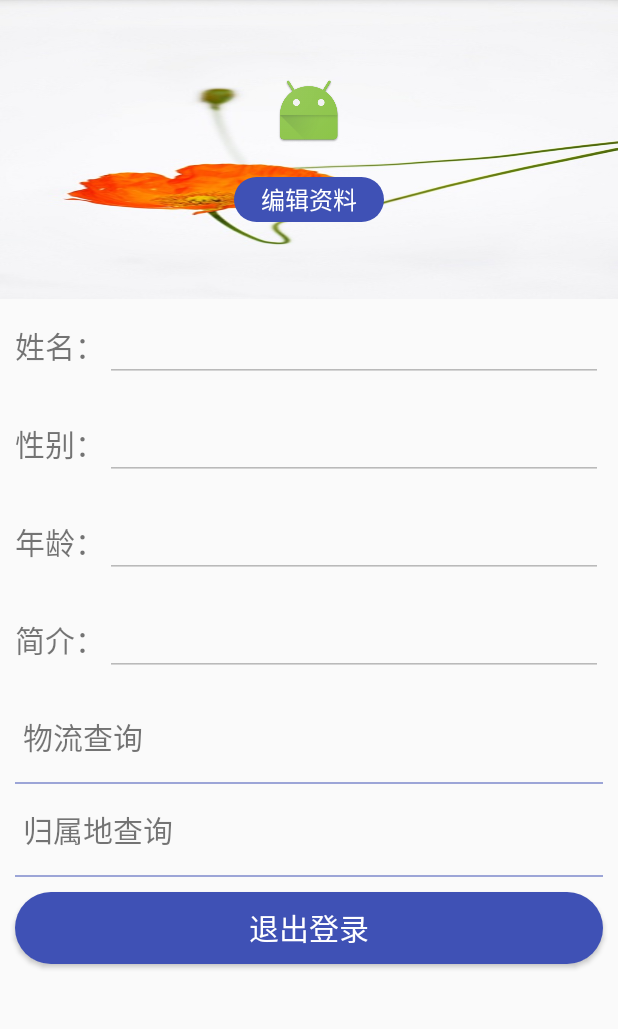
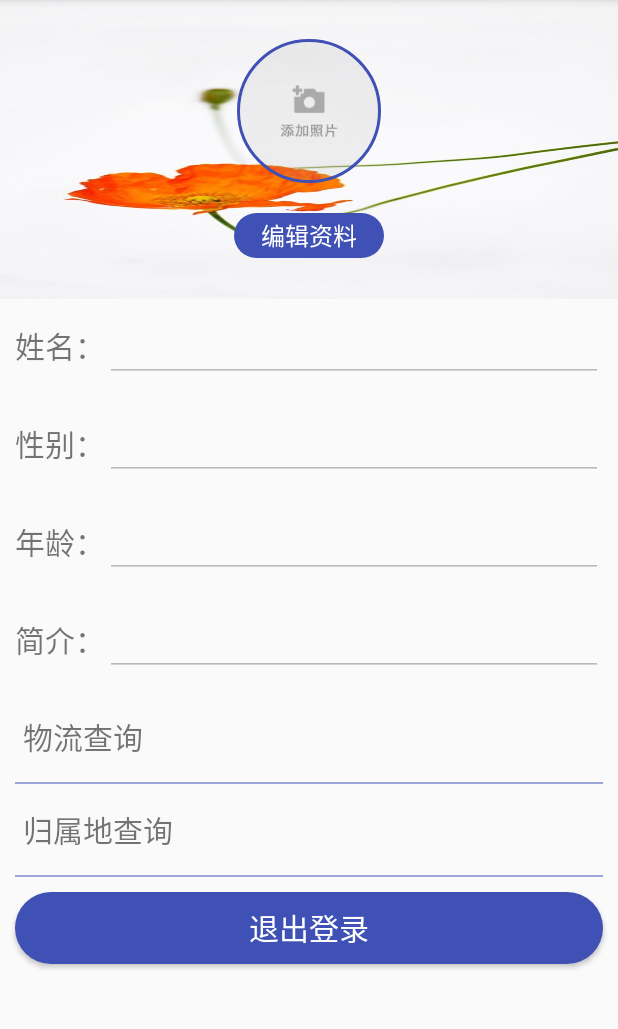
Before and after one commit to yichengyang/SmartBulter, an Android app: the fragment UserFragment shown on its own in the app's theme, on a phone screen of 412 x 824 dp, the part 85-1114 px from its top. Run offline under Robolectric (Android 15) with nearby library versions, the phone set to English and light mode, and no system bars; our stand-ins replace CircleImageView; libraries missing offline, so code that uses them is left out: cn.bmob.v3; Roboto replaces fonts that are not available here; 5 statements that could not run were skipped.

Commit message:
增加头像编辑功能

```diff
--- a/app/build.gradle
+++ b/app/build.gradle
@@ -38,6 +38,8 @@ dependencies {
     compile 'com.tencent.bugly:nativecrashreport:latest.release'
     //Bomb
     compile 'cn.bmob.android:bmob-sdk:3.5.5'
+    //CircleImageView
+    compile 'de.hdodenhof:circleimageview:2.1.0'
 
 
 }
--- a/app/src/main/java/com/example/fiver/smart_butler/fragment/UserFragment.java
+++ b/app/src/main/java/com/example/fiver/smart_butler/fragment/UserFragment.java
@@ -9,10 +9,19 @@ package com.example.fiver.smart_butler.fragment;
  */
 
 import android.content.Intent;
+import android.graphics.Bitmap;
+import android.graphics.BitmapFactory;
+import android.graphics.drawable.BitmapDrawable;
+import android.graphics.drawable.Drawable;
+import android.net.Uri;
 import android.os.Bundle;
+import android.os.Environment;
+import android.provider.MediaStore;
 import android.support.annotation.Nullable;
 import android.support.v4.app.Fragment;
 import android.text.TextUtils;
+import android.util.Base64;
+import android.view.Gravity;
 import android.view.LayoutInflater;
 import android.view.View;
 import android.view.ViewGroup;
@@ -24,10 +33,19 @@ import android.widget.Toast;
 import com.example.fiver.smart_butler.R;
 import com.example.fiver.smart_butler.entity.MyUser;
 import com.example.fiver.smart_butler.ui.LoginActivity;
+import com.example.fiver.smart_butler.utils.L;
+import com.example.fiver.smart_butler.utils.ShareUtils;
+import com.example.fiver.smart_butler.utils.UtilTools;
+import com.example.fiver.smart_butler.view.CustomDialog;
+
+import java.io.ByteArrayInputStream;
+import java.io.ByteArrayOutputStream;
+import java.io.File;
 
 import cn.bmob.v3.BmobUser;
 import cn.bmob.v3.exception.BmobException;
 import cn.bmob.v3.listener.UpdateListener;
+import de.hdodenhof.circleimageview.CircleImageView;
 
 public class UserFragment extends Fragment implements View.OnClickListener {
     private Button btn_exit_user;
@@ -37,6 +55,12 @@ public class UserFragment extends Fragment implements View.OnClickListener {
     private EditText et_age;
     private EditText et_desc;
     private Button btn_update_ok;
+    private CircleImageView profile_image;
+    private CustomDialog dialog;
+    //初始化dialog的按钮
+    private Button btn_camera;
+    private Button btn_picture;
+    private Button btn_cancel;
 
     @Nullable
     @Override
@@ -56,8 +80,23 @@ public class UserFragment extends Fragment implements View.OnClickListener {
         et_sex = (EditText) view.findViewById(R.id.et_sex);
         et_age = (EditText) view.findViewById(R.id.et_age);
         et_desc = (EditText) view.findViewById(R.id.et_desc);
-        btn_update_ok = (Button)view.findViewById(R.id.btn_update_ok);
+        btn_update_ok = (Button) view.findViewById(R.id.btn_update_ok);
         btn_update_ok.setOnClickListener(this);
+        profile_image = (CircleImageView) view.findViewById(R.id.profile_image);
+        profile_image.setOnClickListener(this);
+        UtilTools.getImageToShare(getActivity(),profile_image);
+
+        //初始化dialog
+        dialog = new CustomDialog(getActivity(), 0, 0,
+                R.layout.dialog_photo, R.style.pop_anmi_style, Gravity.BOTTOM, 0);
+        //屏幕点击无效
+        dialog.setCancelable(false);
+        btn_camera = (Button) dialog.findViewById(R.id.btn_camera);
+        btn_camera.setOnClickListener(this);
+        btn_picture = (Button) dialog.findViewById(R.id.btn_picture);
+        btn_picture.setOnClickListener(this);
+        btn_cancel = (Button) dialog.findViewById(R.id.btn_cancel);
+        btn_cancel.setOnClickListener(this);
 
         //默认是不可点击的
         setEnabled(false);
@@ -66,12 +105,12 @@ public class UserFragment extends Fragment implements View.OnClickListener {
         MyUser userInfo = BmobUser.getCurrentUser(MyUser.class);
         et_username.setText(userInfo.getUsername());
         et_sex.setText(userInfo.isSex() ? "男" : "女");
-        et_age.setText(userInfo.getAge()+"");
+        et_age.setText(userInfo.getAge() + "");
         et_desc.setText(userInfo.getDesc());
     }
 
     //控制焦点
-    private void setEnabled(boolean is){
+    private void setEnabled(boolean is) {
         et_username.setEnabled(is);
         et_sex.setEnabled(is);
         et_age.setEnabled(is);
@@ -81,6 +120,10 @@ public class UserFragment extends Fragment implements View.OnClickListener {
     @Override
     public void onClick(View v) {
         switch (v.getId()) {
+            //头像编辑
+            case R.id.profile_image:
+                dialog.show();
+                break;
             case R.id.btn_exit_user:
                 //退出登录
                 MyUser.logOut();
@@ -100,21 +143,21 @@ public class UserFragment extends Fragment implements View.OnClickListener {
                 String sex = et_sex.getText().toString();
                 String desc = et_desc.getText().toString();
                 //判断是否为空
-                if(!TextUtils.isEmpty(username)&
-                        !TextUtils.isEmpty(age)&
-                        !TextUtils.isEmpty(sex)){
+                if (!TextUtils.isEmpty(username) &
+                        !TextUtils.isEmpty(age) &
+                        !TextUtils.isEmpty(sex)) {
                     //更新属性
                     MyUser user = new MyUser();
                     user.setUsername(username);
                     user.setAge(Integer.parseInt(age));
-                    if (sex.equals("男")){
+                    if (sex.equals("男")) {
                         user.setSex(true);
-                    }else{
+                    } else {
                         user.setSex(false);
                     }
-                    if (!TextUtils.isEmpty(desc)){
+                    if (!TextUtils.isEmpty(desc)) {
                         user.setDesc(desc);
-                    }else{
+                    } else {
                         user.setDesc("这个人很懒，什么都没留下！！");
                     }
 
@@ -122,21 +165,113 @@ public class UserFragment extends Fragment implements View.OnClickListener {
                     user.update(bmobUser.getObjectId(), new UpdateListener() {
                         @Override
                         public void done(BmobException e) {
-                            if (e==null){
+                            if (e == null) {
                                 setEnabled(false);
                                 btn_update_ok.setVisibility(View.GONE);
-                                Toast.makeText(getActivity(),"更新成功",Toast.LENGTH_SHORT).show();
+                                Toast.makeText(getActivity(), "更新成功", Toast.LENGTH_SHORT).show();
 
-                            }
-                            else{
-                                Toast.makeText(getActivity(),"修改失败",Toast.LENGTH_SHORT).show();
+                            } else {
+                                Toast.makeText(getActivity(), "修改失败", Toast.LENGTH_SHORT).show();
                             }
                         }
                     });
-                }else{
+                } else {
 
                 }
                 break;
+            case R.id.btn_cancel:
+                dialog.dismiss();
+                break;
+            case R.id.btn_camera:
+                toCamera();
+                break;
+            case R.id.btn_picture:
+                toPicture();
+                break;
         }
     }
+    public static final String PHOTO_IMAGE_FILE_NAME = "fileImg.jpg";
+    public static final int CAMERA_REQUEST_CODE = 100;
+    public static final int IMAGE_REQUEST_CODE = 101;
+    public static final int RESULT_REQUEST_CODE = 102;
+    private File tempFile = null;
+    //跳转相机
+    private void toCamera(){
+        Intent intent = new Intent(MediaStore.ACTION_IMAGE_CAPTURE);
+        //判断内存卡是否可用，可用直接存储
+        intent.putExtra(MediaStore.EXTRA_OUTPUT, Uri.fromFile(new File(Environment.getExternalStorageDirectory(),PHOTO_IMAGE_FILE_NAME)));
+        startActivityForResult(intent,CAMERA_REQUEST_CODE);
+        dialog.dismiss();
+
+    }
+    //跳转相册
+    private void toPicture(){
+        Intent intent = new Intent(Intent.ACTION_PICK);
+        intent.setType("image/*");
+        startActivityForResult(intent,IMAGE_REQUEST_CODE);
+        dialog.dismiss();
+
+    }
+
+    @Override
+    public void onActivityResult(int requestCode, int resultCode, Intent data) {
+        if (resultCode!=getActivity().RESULT_CANCELED){
+            switch (requestCode){
+                //相册的数据
+                case IMAGE_REQUEST_CODE:
+                    startPhotoZoom(data.getData());
+                    break;
+                case CAMERA_REQUEST_CODE:
+                    tempFile = new File(Environment.getExternalStorageDirectory(),PHOTO_IMAGE_FILE_NAME);
+                    startPhotoZoom(Uri.fromFile(tempFile));
+                    break;
+                case RESULT_REQUEST_CODE:
+                    if (data!=null){
+                        setImageToView(data);
+                        if (tempFile!=null){
+                            tempFile.delete();
+                        }
+                    }
+
+                    break;
+            }
+        }
+    }
+
+
+    private void startPhotoZoom(Uri uri){
+        if (uri == null){
+            L.e("uri==null");
+            return;
+        }
+        Intent intent = new Intent("com.android.camera.action.CROP");
+        intent.setDataAndType(uri,"image/*");
+        //设置裁减
+        intent.putExtra("crop",true);
+        //设置宽高比例
+        intent.putExtra("aspectX",1);
+        intent.putExtra("aspectY",1);
+        //裁减图片质量
+        intent.putExtra("outputX",320);
+        intent.putExtra("outputY",320);
+        //发送数据
+        intent.putExtra("return-data",true);
+        startActivityForResult(intent,RESULT_REQUEST_CODE);
+    }
+   //设置图片
+    private void setImageToView(Intent data){
+        Bundle bundle = data.getExtras();
+        if (bundle!=null){
+            Bitmap bitmap=bundle.getParcelable("data");
+            profile_image.setImageBitmap(bitmap);
+
+        }
+
+    }
+
+    @Override
+    public void onDestroy() {
+        super.onDestroy();
+        UtilTools.putImageToShare(getContext(),profile_image);
+    }
 }
--- a/app/src/main/java/com/example/fiver/smart_butler/utils/UtilTools.java
+++ b/app/src/main/java/com/example/fiver/smart_butler/utils/UtilTools.java
@@ -9,8 +9,16 @@ package com.example.fiver.smart_butler.utils;
  */
 
 import android.content.Context;
+import android.graphics.Bitmap;
+import android.graphics.BitmapFactory;
 import android.graphics.Typeface;
+import android.graphics.drawable.BitmapDrawable;
+import android.util.Base64;
+import android.widget.ImageView;
 import android.widget.TextView;
+
+import java.io.ByteArrayInputStream;
+import java.io.ByteArrayOutputStream;
 
 public class UtilTools {
     public static void setFont(Context mContext, TextView textView){
@@ -19,4 +27,30 @@ public class UtilTools {
         //tv_splash.setTypeface(fontType);
 
     }
+    //保存图片到ShareUtils
+    public static  void putImageToShare(Context context,ImageView imageView){
+        BitmapDrawable bitmapDrawable = (BitmapDrawable)imageView.getDrawable();
+        Bitmap bitmap = bitmapDrawable.getBitmap();
+        //1.将bitmap压缩成字节数组输出流
+        ByteArrayOutputStream byStream = new ByteArrayOutputStream();
+        bitmap.compress(Bitmap.CompressFormat.PNG,80,byStream);
+        //2.利用Base64将字节数组输出流转化成String
+        byte[] byArray = byStream.toByteArray();
+        String imgString = new String(Base64.encodeToString(byArray,Base64.DEFAULT));
+        //3.将String保存在shareUtils
+        ShareUtils.putString(context,"image_title",imgString);
+    }
+    //读取图片
+    public static  void getImageToShare(Context context,ImageView imageView){
+        //1.拿到String
+        String imgString = ShareUtils.getString(context,"image_title","");
+        if (!imgString.equals("")){
+            byte[] byteArray = Base64.decode(imgString,Base64.DEFAULT);
+            ByteArrayInputStream inputStream = new ByteArrayInputStream(byteArray);
+            //生成bitmap
+            Bitmap bitmap = BitmapFactory.decodeStream(inputStream);
+            imageView.setImageBitmap(bitmap);
+
+        }
+    }
 }
--- a/app/src/main/java/com/example/fiver/smart_butler/view/CustomDialog.java
+++ b/app/src/main/java/com/example/fiver/smart_butler/view/CustomDialog.java
@@ -30,8 +30,9 @@ public class CustomDialog extends Dialog{
         setContentView(layout);
         Window window = getWindow();
         WindowManager.LayoutParams layoutParams = window.getAttributes();
-        layoutParams.width = width;
-        layoutParams.height = height;
+        //高度和宽度的代码很重要
+        layoutParams.width = WindowManager.LayoutParams.MATCH_PARENT;
+        layoutParams.height = WindowManager.LayoutParams.WRAP_CONTENT;
         layoutParams.gravity = gravity;
         window.setAttributes(layoutParams);
         window.setWindowAnimations(anim);
--- a/app/src/main/res/layout/fragment_user.xml
+++ b/app/src/main/res/layout/fragment_user.xml
@@ -2,6 +2,7 @@
 
 
 <ScrollView xmlns:android="http://schemas.android.com/apk/res/android"
+    xmlns:app="http://schemas.android.com/apk/res-auto"
     android:layout_width="match_parent"
     android:layout_height="match_parent">
 
@@ -17,10 +18,13 @@
             android:gravity="center"
             android:orientation="vertical">
 
-            <ImageView
-                android:layout_width="wrap_content"
-                android:layout_height="wrap_content"
-                android:background="@mipmap/ic_launcher" />
+            <de.hdodenhof.circleimageview.CircleImageView
+                android:id="@+id/profile_image"
+                android:layout_width="96dp"
+                android:layout_height="96dp"
+                android:src="@drawable/add_pic"
+                app:civ_border_color="@color/colorPrimary"
+                app:civ_border_width="2dp" />
 
             <TextView
                 android:id="@+id/edit_user"
@@ -47,10 +51,10 @@
                 android:textSize="20dp" />
 
             <EditText
-                android:textColor="@color/colorPrimary"
                 android:id="@+id/et_username"
                 android:layout_width="match_parent"
-                android:layout_height="wrap_content" />
+                android:layout_height="wrap_content"
+                android:textColor="@color/colorPrimary" />
 
         </LinearLayout>
 
@@ -67,12 +71,13 @@
                 android:textSize="20dp" />
 
             <EditText
-                android:textColor="@color/colorPrimary"
                 android:id="@+id/et_sex"
                 android:layout_width="match_parent"
-                android:layout_height="wrap_content" />
+                android:layout_height="wrap_content"
+                android:textColor="@color/colorPrimary" />
 
         </LinearLayout>
+
         <LinearLayout
             android:layout_width="match_parent"
             android:layout_height="wrap_content"
@@ -86,10 +91,10 @@
                 android:textSize="20dp" />
 
             <EditText
-                android:textColor="@color/colorPrimary"
                 android:id="@+id/et_age"
                 android:layout_width="match_parent"
-                android:layout_height="wrap_content" />
+                android:layout_height="wrap_content"
+                android:textColor="@color/colorPrimary" />
 
         </LinearLayout>
 
@@ -106,63 +111,63 @@
                 android:textSize="20dp" />
 
             <EditText
-                android:textColor="@color/colorPrimary"
                 android:id="@+id/et_desc"
                 android:layout_width="match_parent"
-                android:layout_height="wrap_content" />
+                android:layout_height="wrap_content"
+                android:textColor="@color/colorPrimary" />
 
         </LinearLayout>
 
 
         <Button
             android:id="@+id/btn_update_ok"
-            android:visibility="gone"
+            android:layout_width="match_parent"
+            android:layout_height="wrap_content"
+            android:layout_margin="10dp"
+            android:background="@drawable/button_bg"
             android:text="确定修改"
             android:textColor="#fff"
             android:textSize="20dp"
+            android:visibility="gone" />
+
+        <TextView
             android:layout_width="match_parent"
             android:layout_height="wrap_content"
-            android:background="@drawable/button_bg"
-            android:layout_margin="10dp"/>
-
-        <TextView
             android:layout_margin="15dp"
             android:text="物流查询"
-            android:textSize="20dp"
-            android:layout_width="match_parent"
-            android:layout_height="wrap_content" />
+            android:textSize="20dp" />
 
         <View
             android:layout_width="match_parent"
             android:layout_height="1dp"
+            android:layout_marginLeft="10dp"
             android:layout_marginRight="10dp"
-            android:layout_marginLeft="10dp"
             android:alpha="0.5"
-            android:background="@color/colorPrimary"/>
+            android:background="@color/colorPrimary" />
 
         <TextView
+            android:layout_width="match_parent"
+            android:layout_height="wrap_content"
             android:layout_margin="15dp"
             android:text="归属地查询"
-            android:textSize="20dp"
-            android:layout_width="match_parent"
-            android:layout_height="wrap_content" />
+            android:textSize="20dp" />
 
         <View
             android:layout_width="match_parent"
             android:layout_height="1dp"
+            android:layout_marginLeft="10dp"
             android:layout_marginRight="10dp"
-            android:layout_marginLeft="10dp"
             android:alpha="0.5"
-            android:background="@color/colorPrimary"/>
+            android:background="@color/colorPrimary" />
 
         <Button
             android:id="@+id/btn_exit_user"
-            android:textSize="20dp"
+            android:layout_width="match_parent"
+            android:layout_height="wrap_content"
+            android:layout_margin="10dp"
+            android:background="@drawable/button_bg"
             android:text="退出登录"
             android:textColor="#fff"
-            android:layout_margin="10dp"
-            android:layout_width="match_parent"
-            android:layout_height="wrap_content"
-            android:background="@drawable/button_bg"/>
+            android:textSize="20dp" />
     </LinearLayout>
 </ScrollView>
```
Also changed, not shown: app/src/main/res/layout/dialog_photo.xml (added, +34 -0 lines), app/src/main/res/drawable/add_pic.png (added).
